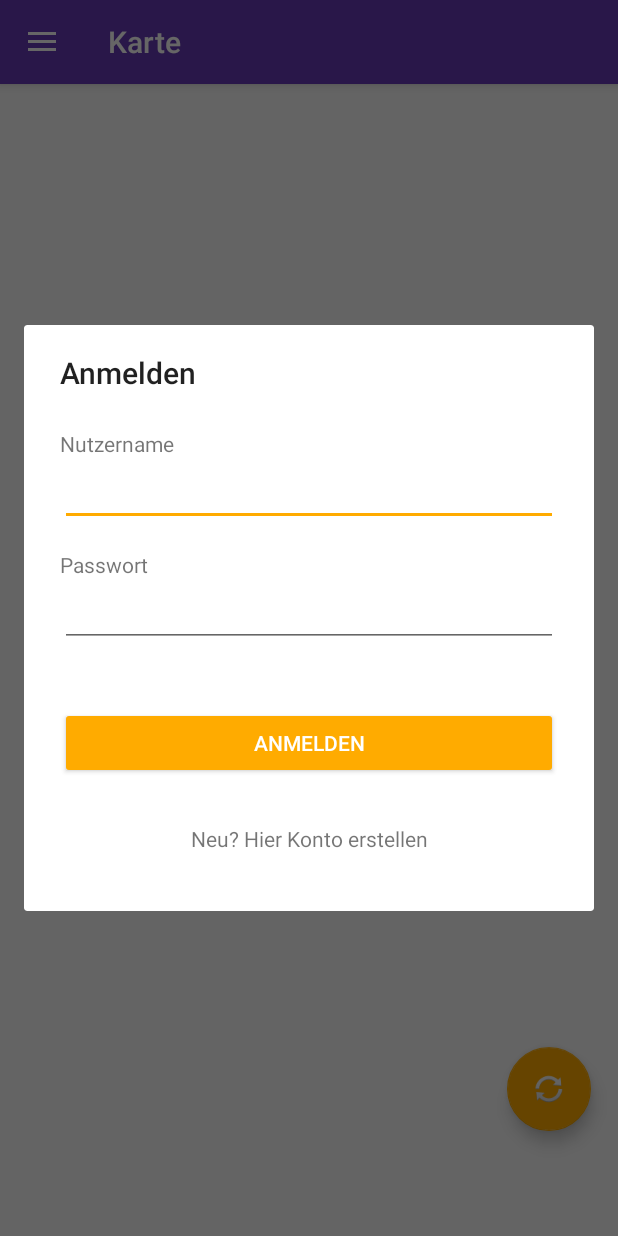
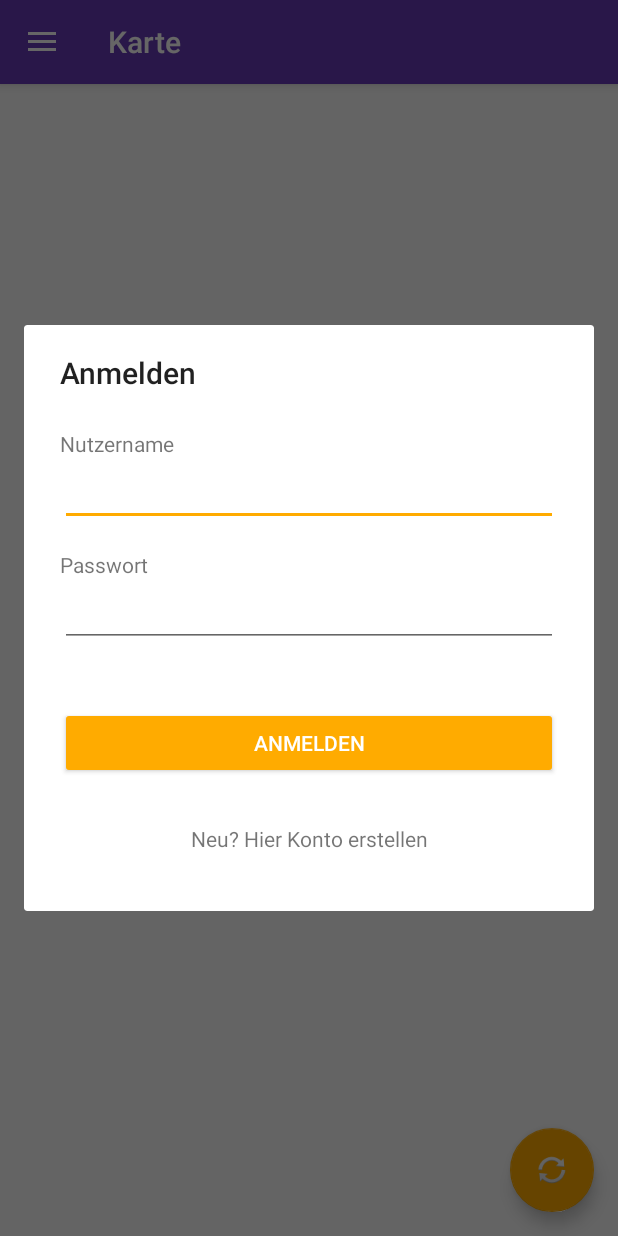
Before and after one commit to awisus/Refugee-Aid, an Android app: the screen it shows after launch (MainActivity), after a tap on "Profil", on a phone screen of 412 x 824 dp. Run offline under Robolectric (Android 15) with nearby library versions, the phone set to English and light mode, and no system bars; libraries missing offline, so code that uses them is left out: cz.msebera.android; 7 statements that could not run were skipped; 1 other tap on this screen came first.

Commit message:
KLAUE: 13.3.16 - 10

```diff
--- a/app/src/main/java/de/awisus/refugeeaidleipzig/MainActivity.java
+++ b/app/src/main/java/de/awisus/refugeeaidleipzig/MainActivity.java
@@ -224,16 +224,14 @@ public class MainActivity extends AppCompatActivity implements NavigationView.On
         if(anmeldung.equals(Boolean.TRUE)) {    // Show profile on log in
             wechsleFragment(FragmentProfil.newInstance(model));
             selectedItemID = R.id.nav_profil;
-
             correctNavigationItem();
         } else {                                // return to map on log off
             wechsleFragment(FragmentKarte.newInstance(this, model));
             selectedItemID = R.id.nav_karte;
+            correctNavigationItem();
 
             Toast.makeText(this, R.string.meldung_abmelden, Toast.LENGTH_SHORT).show();
         }
-
-        correctNavigationItem();
     }
 
       ////////////////////////////////////////////////////////////////////////////////
@@ -274,8 +272,10 @@ public class MainActivity extends AppCompatActivity implements NavigationView.On
             if(model.angemeldet()) {
                 wechsleFragment(FragmentProfil.newInstance(model));
                 selectedItemID = R.id.nav_profil;
+                correctNavigationItem();
             } else {
                 selectedItemID = R.id.nav_karte;
+                correctNavigationItem();
 
                 // Else, show login dialogue
                 FragmentAnmelden fragAnmelden;
@@ -288,9 +288,8 @@ public class MainActivity extends AppCompatActivity implements NavigationView.On
         if(id == R.id.nav_karte && id != selectedItemID) {
             wechsleFragment(FragmentKarte.newInstance(this, model));
             selectedItemID = R.id.nav_karte;
+            correctNavigationItem();
         }
-
-        correctNavigationItem();
 
         // Show About Dialogue
         if(id == R.id.nav_ueber) {
--- a/app/src/main/res/layout/fragment_karte.xml
+++ b/app/src/main/res/layout/fragment_karte.xml
@@ -28,7 +28,6 @@
         android:layout_alignParentBottom="true"
         android:layout_alignParentRight="true"
         android:layout_alignParentEnd="true"
-        android:layout_marginRight="18dp"
-        android:layout_marginBottom="70dp" />
+        android:layout_margin="@dimen/fab_margin" />
 
 </RelativeLayout>
```
